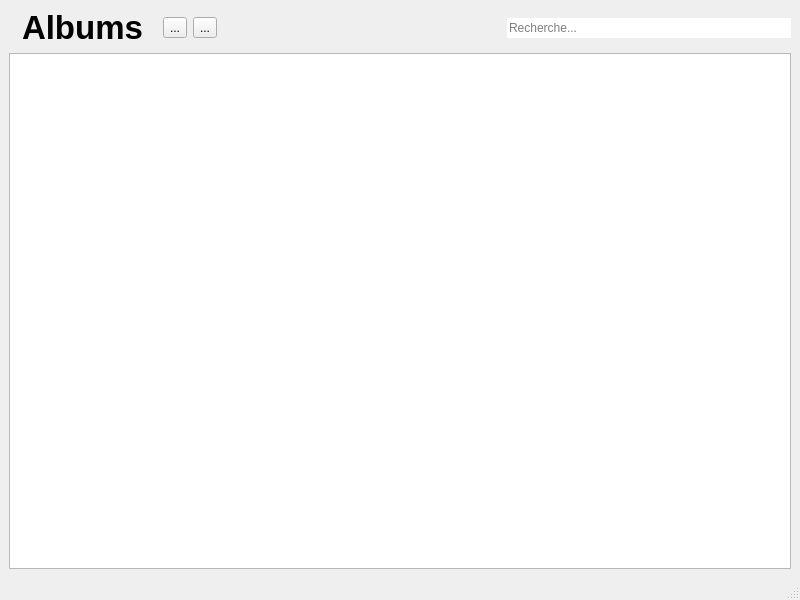
Qt form exploreralbums.ui (GLTron3000/IHM_Photos) before a commit.
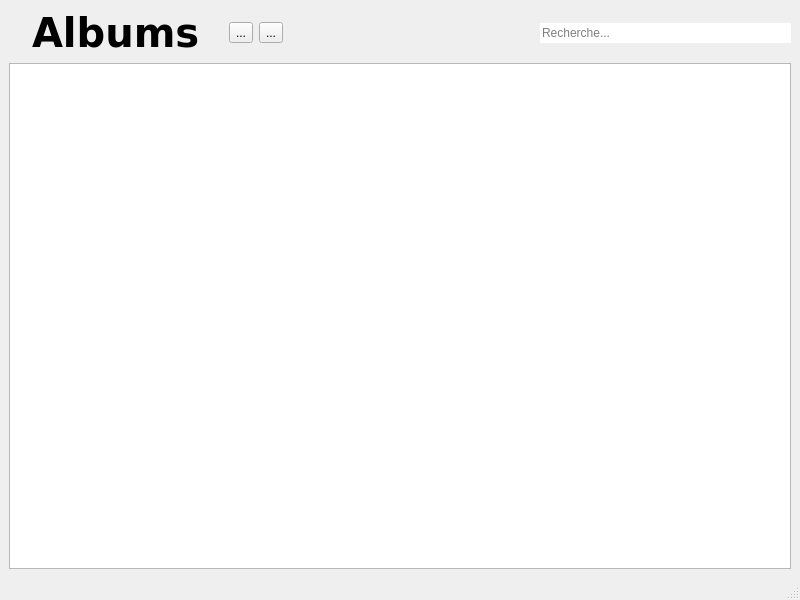
The same form after that commit. Icons and pictures are not drawn.

```diff
--- a/exploreralbums.ui
+++ b/exploreralbums.ui
@@ -31,6 +31,8 @@
             </property>
             <property name="font">
              <font>
+              <family>DejaVu Sans</family>
+              <pointsize>30</pointsize>
               <weight>75</weight>
               <italic>false</italic>
               <bold>true</bold>
@@ -40,7 +42,7 @@
              <string notr="true">padding: 0 10 0;</string>
             </property>
             <property name="text">
-             <string>&lt;html&gt;&lt;head/&gt;&lt;body&gt;&lt;p&gt;&lt;span style=&quot; font-size:25pt; font-weight:792; color:#000000;&quot;&gt;Albums&lt;/span&gt;&lt;/p&gt;&lt;/body&gt;&lt;/html&gt;</string>
+             <string>Albums</string>
             </property>
             <property name="textFormat">
              <enum>Qt::RichText</enum>
@@ -58,6 +60,12 @@
             <property name="text">
              <string>...</string>
             </property>
+            <property name="iconSize">
+             <size>
+              <width>25</width>
+              <height>25</height>
+             </size>
+            </property>
            </widget>
           </item>
           <item>
@@ -65,6 +73,12 @@
             <property name="text">
              <string>...</string>
             </property>
+            <property name="iconSize">
+             <size>
+              <width>25</width>
+              <height>25</height>
+             </size>
+            </property>
            </widget>
           </item>
           <item>
```
Left out of the diff: 6 changed lines with no effect on the pictures.
